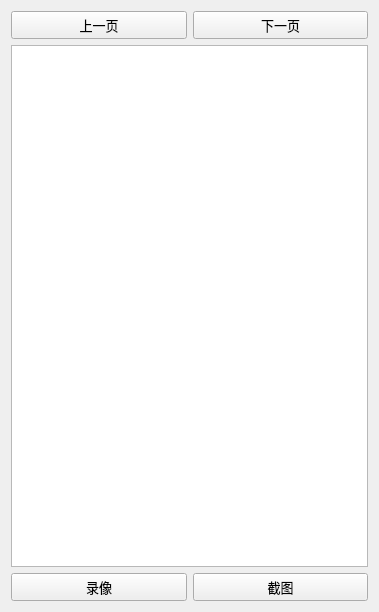
Old version of the form stitch.ui in the repository suisiyuan/IDT_Capture.
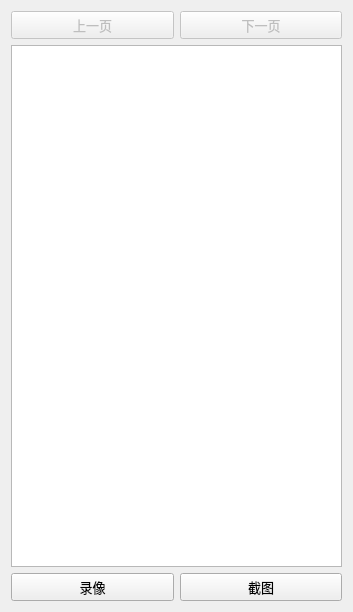
New version of the form.

```diff
--- a/stitch.ui
+++ b/stitch.ui
@@ -6,10 +6,16 @@
    <rect>
     <x>0</x>
     <y>0</y>
-    <width>379</width>
+    <width>353</width>
     <height>612</height>
    </rect>
   </property>
+  <property name="minimumSize">
+   <size>
+    <width>0</width>
+    <height>0</height>
+   </size>
+  </property>
   <property name="font">
    <font>
     <family>微软雅黑</family>
@@ -29,6 +35,9 @@
    </item>
    <item row="0" column="0">
     <widget class="QPushButton" name="lastButton">
+     <property name="enabled">
+      <bool>false</bool>
+     </property>
      <property name="text">
       <string>上一页</string>
      </property>
@@ -36,6 +45,9 @@
    </item>
    <item row="0" column="1">
     <widget class="QPushButton" name="nextButton">
+     <property name="enabled">
+      <bool>false</bool>
+     </property>
      <property name="text">
       <string>下一页</string>
      </property>
@@ -51,6 +63,19 @@
      </property>
     </widget>
    </item>
+   <item row="1" column="0" colspan="2">
+    <widget class="QGraphicsView" name="stitchView">
+     <property name="verticalScrollBarPolicy">
+      <enum>Qt::ScrollBarAsNeeded</enum>
+     </property>
+     <property name="horizontalScrollBarPolicy">
+      <enum>Qt::ScrollBarAsNeeded</enum>
+     </property>
+     <property name="dragMode">
+      <enum>QGraphicsView::ScrollHandDrag</enum>
+     </property>
+    </widget>
+   </item>
   </layout>
   <zorder>lastButton</zorder>
   <zorder>recordButton</zorder>
```
Left out of the diff: 15 changed lines with no effect on the pictures.
